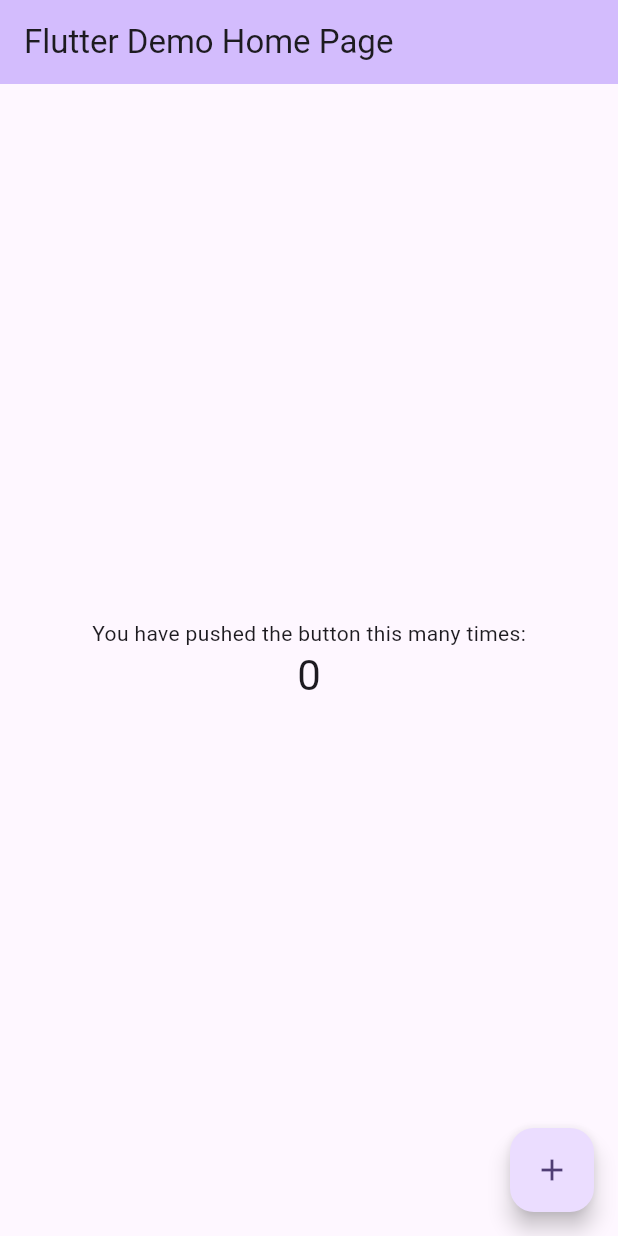
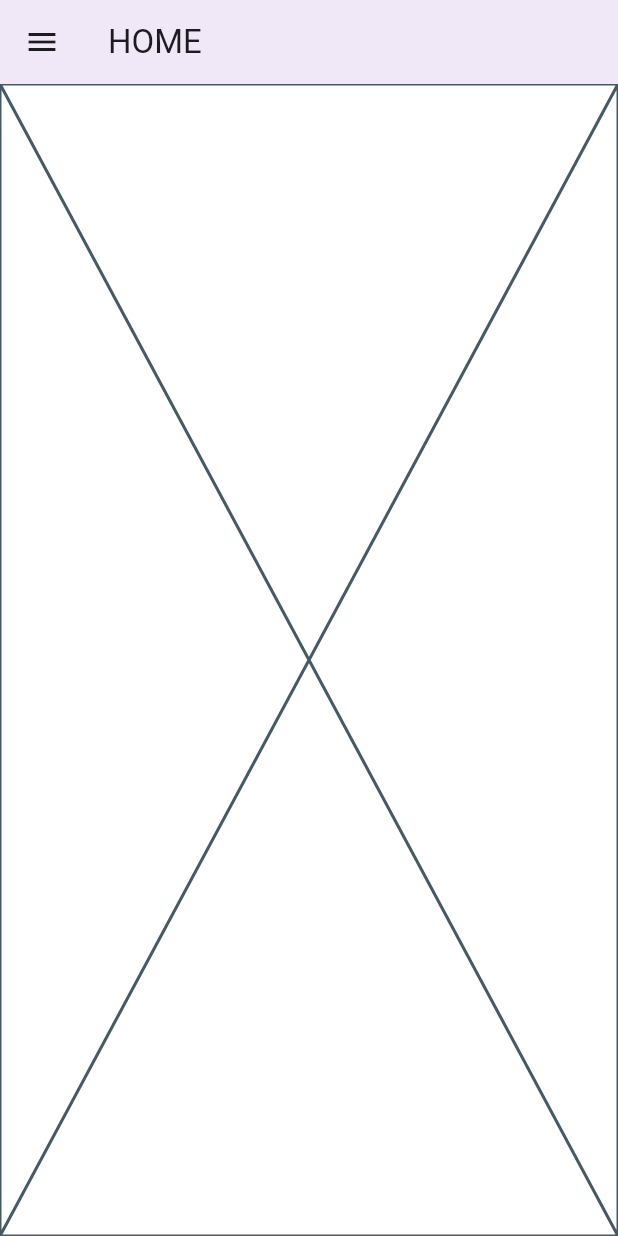
Before and after one commit to aymanerihane/UniEvents, a Flutter app: the screen it shows after launch, on a phone screen of 412 x 824 dp. Run offline on Flutter 3.47's test engine with Material 3 defaults, Android fonts, the light colour scheme and no system bars; drawn by our look-alikes of hidden_drawer_menu.

Commit message:
adding tepmlates and adding templates and hidden drawer

```diff
--- a/unievents/lib/main.dart
+++ b/unievents/lib/main.dart
@@ -1,125 +1,21 @@
 import 'package:flutter/material.dart';
+import 'package:unievents/templates/drawer/hidden_drawer.dart';
+
+
 
 void main() {
-  runApp(const MyApp());
+  runApp(MyApp());
 }
 
 class MyApp extends StatelessWidget {
-  const MyApp({super.key});
-
-  // This widget is the root of your application.
   @override
   Widget build(BuildContext context) {
     return MaterialApp(
-      title: 'Flutter Demo',
+      title: 'Login & Signup Demo',
       theme: ThemeData(
-        // This is the theme of your application.
-        //
-        // TRY THIS: Try running your application with "flutter run". You'll see
-        // the application has a purple toolbar. Then, without quitting the app,
-        // try changing the seedColor in the colorScheme below to Colors.green
-        // and then invoke "hot reload" (save your changes or press the "hot
-        // reload" button in a Flutter-supported IDE, or press "r" if you used
-        // the command line to start the app).
-        //
-        // Notice that the counter didn't reset back to zero; the application
-        // state is not lost during the reload. To reset the state, use hot
-        // restart instead.
-        //
-        // This works for code too, not just values: Most code changes can be
-        // tested with just a hot reload.
-        colorScheme: ColorScheme.fromSeed(seedColor: Colors.deepPurple),
-        useMaterial3: true,
+        primarySwatch: Colors.blue,
       ),
-      home: const MyHomePage(title: 'Flutter Demo Home Page'),
+      home: Hidden_Drawer(),
     );
   }
 }
-
-class MyHomePage extends StatefulWidget {
-  const MyHomePage({super.key, required this.title});
-
-  // This widget is the home page of your application. It is stateful, meaning
-  // that it has a State object (defined below) that contains fields that affect
-  // how it looks.
-
-  // This class is the configuration for the state. It holds the values (in this
-  // case the title) provided by the parent (in this case the App widget) and
-  // used by the build method of the State. Fields in a Widget subclass are
-  // always marked "final".
-
-  final String title;
-
-  @override
-  State<MyHomePage> createState() => _MyHomePageState();
-}
-
-class _MyHomePageState extends State<MyHomePage> {
-  int _counter = 0;
-
-  void _incrementCounter() {
-    setState(() {
-      // This call to setState tells the Flutter framework that something has
-      // changed in this State, which causes it to rerun the build method below
-      // so that the display can reflect the updated values. If we changed
-      // _counter without calling setState(), then the build method would not be
-      // called again, and so nothing would appear to happen.
-      _counter++;
-    });
-  }
-
-  @override
-  Widget build(BuildContext context) {
-    // This method is rerun every time setState is called, for instance as done
-    // by the _incrementCounter method above.
-    //
-    // The Flutter framework has been optimized to make rerunning build methods
-    // fast, so that you can just rebuild anything that needs updating rather
-    // than having to individually change instances of widgets.
-    return Scaffold(
-      appBar: AppBar(
-        // TRY THIS: Try changing the color here to a specific color (to
-        // Colors.amber, perhaps?) and trigger a hot reload to see the AppBar
-        // change color while the other colors stay the same.
-        backgroundColor: Theme.of(context).colorScheme.inversePrimary,
-        // Here we take the value from the MyHomePage object that was created by
-        // the App.build method, and use it to set our appbar title.
-        title: Text(widget.title),
-      ),
-      body: Center(
-        // Center is a layout widget. It takes a single child and positions it
-        // in the middle of the parent.
-        child: Column(
-          // Column is also a layout widget. It takes a list of children and
-          // arranges them vertically. By default, it sizes itself to fit its
-          // children horizontally, and tries to be as tall as its parent.
-          //
-          // Column has various properties to control how it sizes itself and
-          // how it positions its children. Here we use mainAxisAlignment to
-          // center the children vertically; the main axis here is the vertical
-          // axis because Columns are vertical (the cross axis would be
-          // horizontal).
-          //
-          // TRY THIS: Invoke "debug painting" (choose the "Toggle Debug Paint"
-          // action in the IDE, or press "p" in the console), to see the
-          // wireframe for each widget.
-          mainAxisAlignment: MainAxisAlignment.center,
-          children: <Widget>[
-            const Text(
-              'You have pushed the button this many times:',
-            ),
-            Text(
-              '$_counter',
-              style: Theme.of(context).textTheme.headlineMedium,
-            ),
-          ],
-        ),
-      ),
-      floatingActionButton: FloatingActionButton(
-        onPressed: _incrementCounter,
-        tooltip: 'Increment',
-        child: const Icon(Icons.add),
-      ), // This trailing comma makes auto-formatting nicer for build methods.
-    );
-  }
-}
--- /dev/null
+++ b/unievents/lib/templates/drawer/hidden_drawer.dart
@@ -0,0 +1,42 @@
+import 'package:flutter/material.dart';
+import 'package:hidden_drawer_menu/hidden_drawer_menu.dart';
+import '../homePage/homePage.dart';
+
+class Hidden_Drawer extends StatefulWidget {
+  const Hidden_Drawer({super.key});
+
+  @override
+  State<Hidden_Drawer> createState() => _Hidden_DrawerState();
+}
+
+class _Hidden_DrawerState extends State<Hidden_Drawer> {
+
+  List<ScreenHiddenDrawer> _pages = [];
+
+  void initState(){
+    super.initState();
+
+    _pages = [
+      ScreenHiddenDrawer(
+        ItemHiddenMenu(
+          name: "HOME",
+          baseStyle: TextStyle(color: Colors.white.withOpacity(0.8), fontSize: 16.0),
+          colorLineSelected: Colors.white,
+          selectedStyle: TextStyle(color: Colors.black),
+        ),
+        HomePage()
+      ),
+
+    ];
+  }
+
+  @override
+  Widget build(BuildContext context) {
+    return HiddenDrawerMenu(
+      verticalScalePercent: 85.0,
+      slidePercent : 50.0,
+      screens: _pages,
+      backgroundColorMenu: Color.fromARGB(255, 51, 182, 160));
+
+  }
+}
--- /dev/null
+++ b/unievents/lib/templates/homePage/homePage.dart
@@ -0,0 +1,10 @@
+import 'package:flutter/material.dart';
+
+class HomePage extends StatelessWidget {
+  const HomePage({super.key});
+
+  @override
+  Widget build(BuildContext context) {
+    return const Placeholder();
+  }
+}
```
Also changed, not shown: unievents/lib/templates/registration/loginScreen.dart (added, +43 -0 lines), unievents/lib/templates/registration/signupScreen.dart (added, +40 -0 lines).
